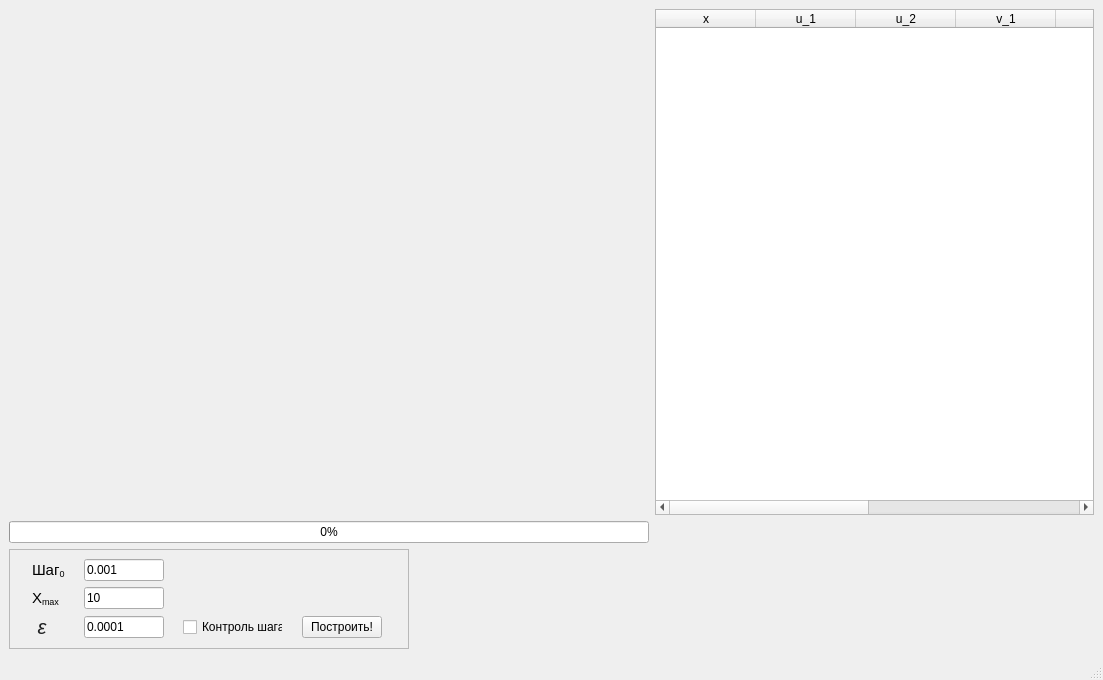
Qt form numerical_analysis_homework_2/resources/main_window.ui (tosharybkin/Numerical_analysis_homework_2) before a commit.
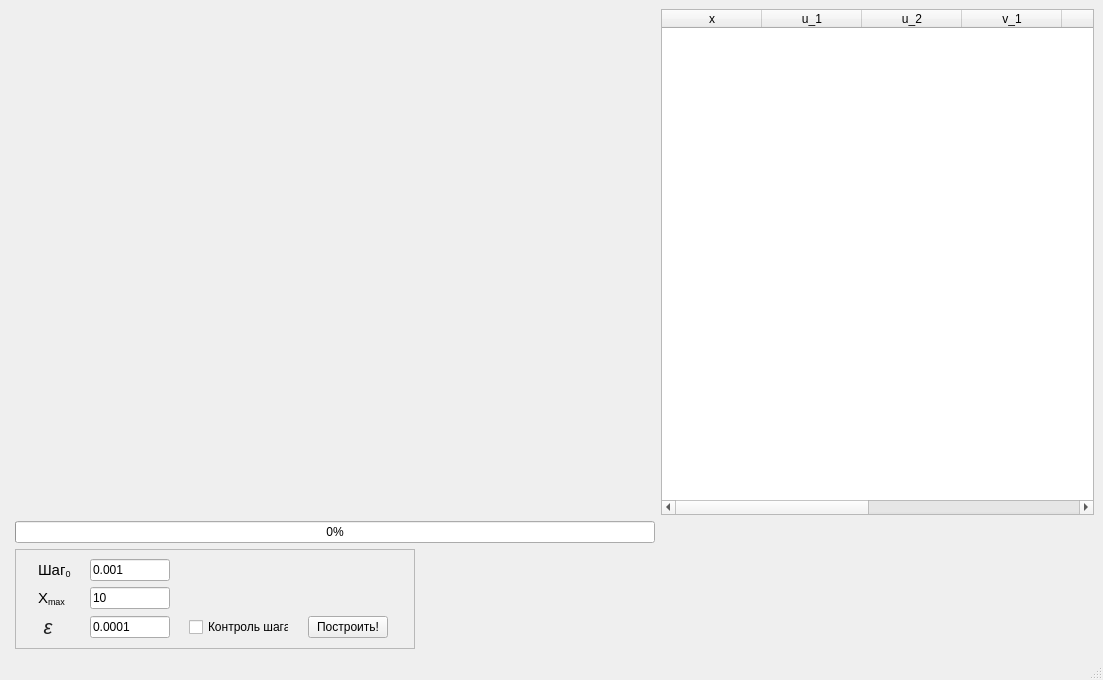
The same form after that commit. Custom widgets are drawn as their Qt base class.

Diff of the .ui file:
```diff
--- a/numerical_analysis_homework_2/resources/main_window.ui
+++ b/numerical_analysis_homework_2/resources/main_window.ui
@@ -15,6 +15,9 @@
   </property>
   <widget class="QWidget" name="centralwidget">
    <layout class="QGridLayout" name="gridLayout">
+    <property name="leftMargin">
+     <number>15</number>
+    </property>
     <item row="1" column="0">
      <widget class="QProgressBar" name="progress_bar">
       <property name="value">
```
